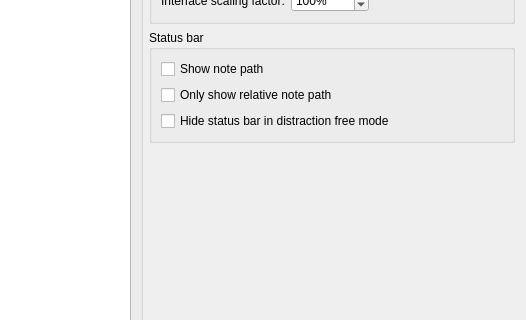
Before: the Qt Designer form src/dialogs/settingsdialog.ui in dwongdev/QOwnNotes, drawn with Qt 5; both pictures show x 398 to 924 and y 471 to 791 of the 924 by 1282 pixel window.
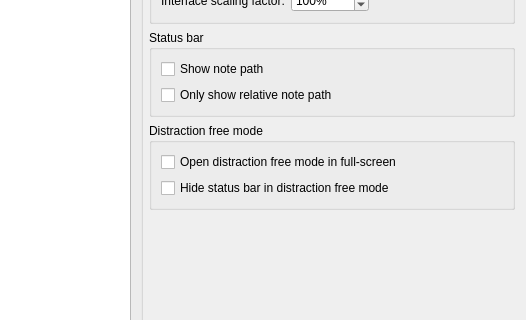
After: the same form once the commit is applied. The open tabs and pages were chosen to show the change. Icons and pictures are not drawn. Custom widgets are drawn as their Qt base class.

Commit message: #3553 dfm: add new setting for full-screen mode

Diff of the .ui file:
```diff
--- a/src/dialogs/settingsdialog.ui
+++ b/src/dialogs/settingsdialog.ui
@@ -3361,7 +3361,23 @@
                         </property>
                        </widget>
                       </item>
-                      <item row="2" column="0">
+                     </layout>
+                    </widget>
+                   </item>
+                   <item>
+                    <widget class="QGroupBox" name="distractionFreeModeGroupBox">
+                     <property name="title">
+                      <string>Distraction free mode</string>
+                     </property>
+                     <layout class="QGridLayout" name="gridLayout_147">
+                      <item row="0" column="0">
+                       <widget class="QCheckBox" name="openDistractionFreeModeInFullScreenCheckBox">
+                        <property name="text">
+                         <string>Open distraction free mode in full-screen</string>
+                        </property>
+                       </widget>
+                      </item>
+                      <item row="1" column="0">
                        <widget class="QCheckBox" name="hideStatusBarInDistractionFreeModeCheckBox">
                         <property name="text">
                          <string>Hide status bar in distraction free mode</string>
```
Lines whose indentation alone changed are shown as unchanged. The commit also changes 3 other files.
